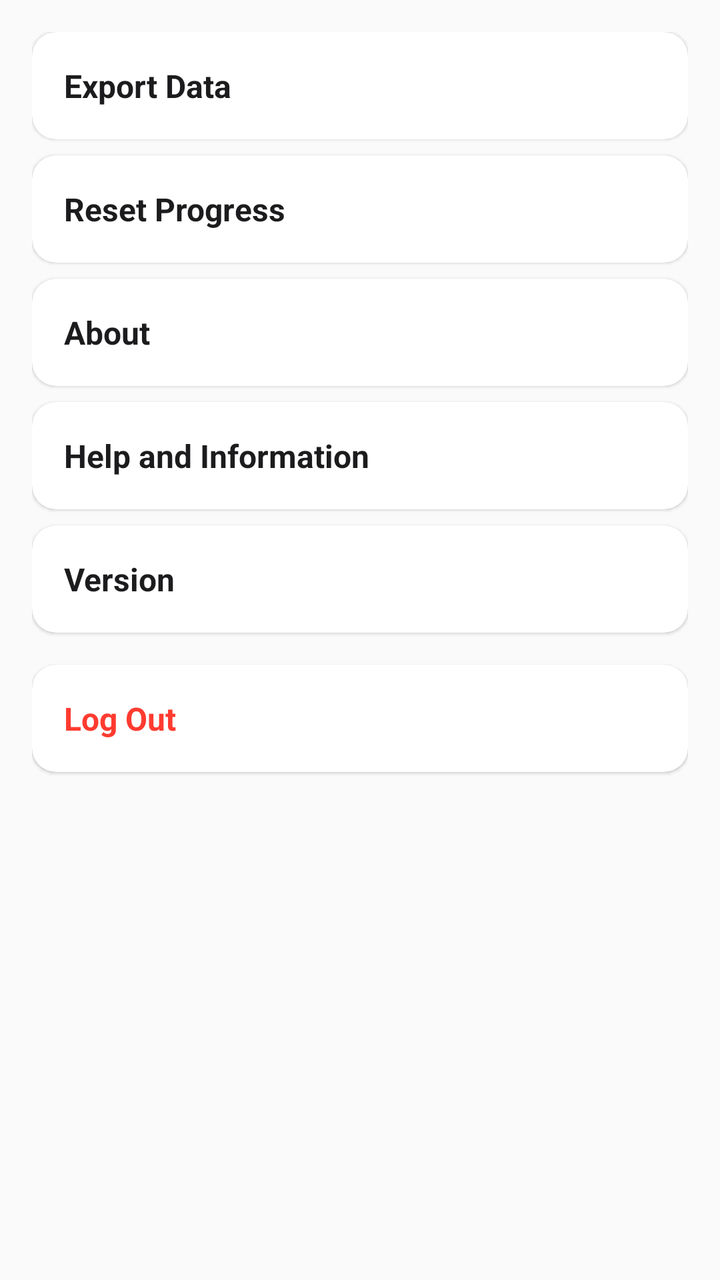
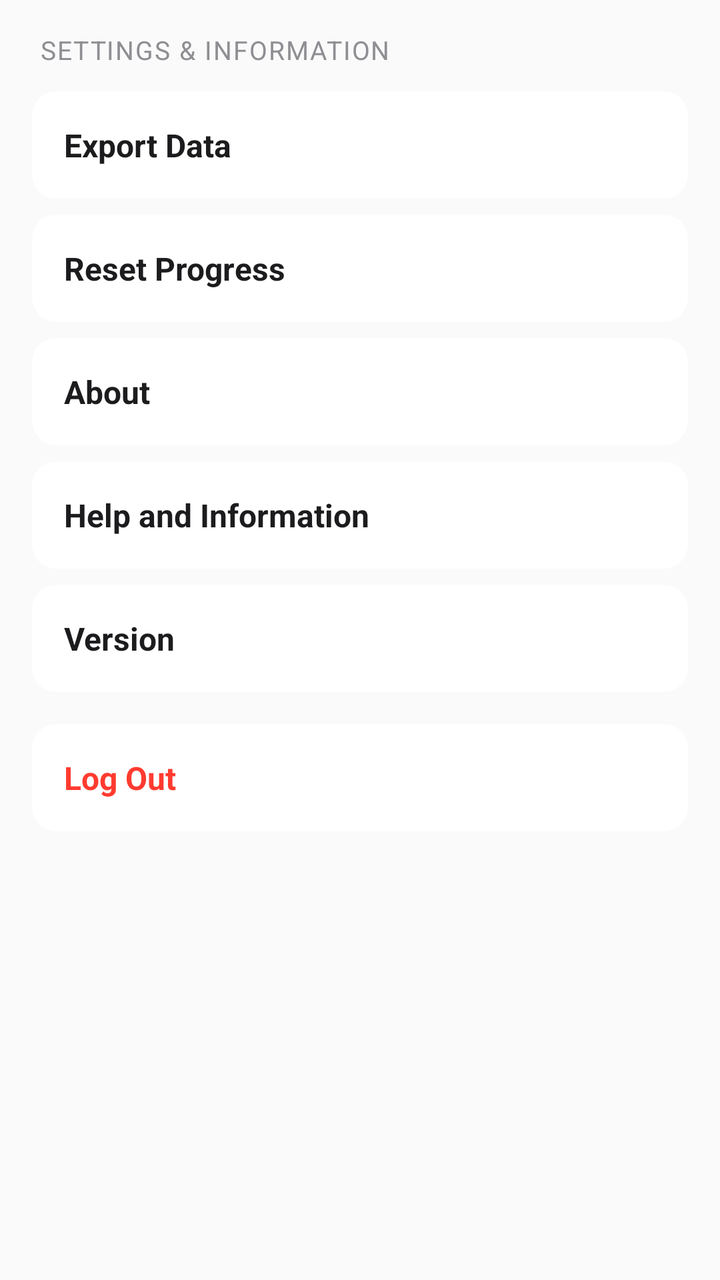

Compare the two renders of this Android layout. The source of the first and the diff that turns it into the second are given below.
<!-- AndroidManifest.xml: application theme Theme.HarmonieBudget -->
<!-- res/layout/fragment_more.xml -->
<?xml version="1.0" encoding="utf-8"?>
<androidx.core.widget.NestedScrollView
    xmlns:android="http://schemas.android.com/apk/res/android"
    xmlns:app="http://schemas.android.com/apk/res-auto"
    android:layout_width="match_parent"
    android:layout_height="match_parent"
    android:fillViewport="true"
    android:scrollbars="vertical"
    android:background="#FAFAFA">

    <LinearLayout
        android:layout_width="match_parent"
        android:layout_height="wrap_content"
        android:orientation="vertical"
        android:padding="16dp"
        android:paddingTop="24dp"
        android:paddingBottom="32dp">

        
        <com.google.android.material.card.MaterialCardView
            android:layout_width="match_parent"
            android:layout_height="wrap_content"
            android:layout_marginBottom="8dp"
            app:cardCornerRadius="12dp"
            app:cardElevation="1dp"
            app:cardBackgroundColor="#FFFFFF">

            <LinearLayout
                android:layout_width="match_parent"
                android:layout_height="wrap_content"
                android:orientation="vertical">

                <TextView
                    android:id="@+id/tv_export_title"
                    android:layout_width="match_parent"
                    android:layout_height="wrap_content"
                    android:text="@string/export_data_title"
                    android:padding="16dp"
                    android:textSize="16sp"
                    android:textStyle="bold"
                    android:textColor="#1C1C1E"
                    android:clickable="true"
                    android:focusable="true" />

                <LinearLayout
                    android:id="@+id/layout_export_content"
                    android:layout_width="match_parent"
                    android:layout_height="wrap_content"
                    android:orientation="vertical"
                    android:visibility="gone"
                    android:padding="16dp"
                    android:background="#F8F8F8">

                    <TextView
                        android:layout_width="match_parent"
                        android:layout_height="wrap_content"
                        android:text="@string/export_data_content"
                        android:textSize="14sp"
                        android:textColor="#8E8E93" />

                </LinearLayout>
            </LinearLayout>
        </com.google.android.material.card.MaterialCardView>

        
        <com.google.android.material.card.MaterialCardView
            android:layout_width="match_parent"
            android:layout_height="wrap_content"
            android:layout_marginBottom="8dp"
            app:cardCornerRadius="12dp"
            app:cardElevation="1dp"
            app:cardBackgroundColor="#FFFFFF">

            <LinearLayout
                android:layout_width="match_parent"
                android:layout_height="wrap_content"
                android:orientation="vertical">

                <TextView
                    android:id="@+id/tv_reset_title"
                    android:layout_width="match_parent"
                    android:layout_height="wrap_content"
                    android:text="@string/reset_progress_title"
                    android:padding="16dp"
                    android:textSize="16sp"
                    android:textStyle="bold"
                    android:textColor="#1C1C1E"
                    android:clickable="true"
                    android:focusable="true" />

                <LinearLayout
                    android:id="@+id/layout_reset_content"
                    android:layout_width="match_parent"
                    android:layout_height="wrap_content"
                    android:orientation="vertical"
                    android:visibility="gone"
                    android:padding="16dp"
                    android:background="#F8F8F8">

                    <TextView
                        android:layout_width="match_parent"
                        android:layout_height="wrap_content"
                        android:text="@string/reset_progress_content"
                        android:textSize="14sp"
                        android:textColor="#8E8E93" />

                </LinearLayout>
            </LinearLayout>
        </com.google.android.material.card.MaterialCardView>

        
        <com.google.android.material.card.MaterialCardView
            android:layout_width="match_parent"
            android:layout_height="wrap_content"
            android:layout_marginBottom="8dp"
            app:cardCornerRadius="12dp"
            app:cardElevation="1dp"
            app:cardBackgroundColor="#FFFFFF">

            <LinearLayout
                android:layout_width="match_parent"
                android:layout_height="wrap_content"
                android:orientation="vertical">

                <TextView
                    android:id="@+id/tv_about_title"
                    android:layout_width="match_parent"
                    android:layout_height="wrap_content"
                    android:text="@string/about_title"
                    android:padding="16dp"
                    android:textSize="16sp"
                    android:textStyle="bold"
                    android:textColor="#1C1C1E"
                    android:clickable="true"
                    android:focusable="true" />

                <LinearLayout
                    android:id="@+id/layout_about_content"
                    android:layout_width="match_parent"
                    android:layout_height="wrap_content"
                    android:orientation="vertical"
                    android:visibility="gone"
                    android:padding="16dp"
                    android:background="#F8F8F8">

                    <TextView
                        android:layout_width="match_parent"
                        android:layout_height="wrap_content"
                        android:text="@string/about_content"
                        android:textSize="14sp"
                        android:textColor="#8E8E93" />

                </LinearLayout>
            </LinearLayout>
        </com.google.android.material.card.MaterialCardView>

        
        <com.google.android.material.card.MaterialCardView
            android:layout_width="match_parent"
            android:layout_height="wrap_content"
            android:layout_marginBottom="8dp"
            app:cardCornerRadius="12dp"
            app:cardElevation="1dp"
            app:cardBackgroundColor="#FFFFFF">

            <LinearLayout
                android:layout_width="match_parent"
                android:layout_height="wrap_content"
                android:orientation="vertical">

                <TextView
                    android:id="@+id/tv_help_title"
                    android:layout_width="match_parent"
                    android:layout_height="wrap_content"
                    android:text="@string/help_and_info_title"
                    android:padding="16dp"
                    android:textSize="16sp"
                    android:textStyle="bold"
                    android:textColor="#1C1C1E"
                    android:clickable="true"
                    android:focusable="true" />

                <LinearLayout
                    android:id="@+id/layout_help_content"
                    android:layout_width="match_parent"
                    android:layout_height="wrap_content"
                    android:orientation="vertical"
                    android:visibility="gone"
                    android:padding="16dp"
                    android:background="#F8F8F8">

                    <TextView
                        android:layout_width="match_parent"
                        android:layout_height="wrap_content"
                        android:text="@string/help_and_info_content"
                        android:textSize="14sp"
                        android:textColor="#8E8E93" />

                </LinearLayout>
            </LinearLayout>
        </com.google.android.material.card.MaterialCardView>

        
        <com.google.android.material.card.MaterialCardView
            android:layout_width="match_parent"
            android:layout_height="wrap_content"
            android:layout_marginBottom="8dp"
            app:cardCornerRadius="12dp"
            app:cardElevation="1dp"
            app:cardBackgroundColor="#FFFFFF">

            <LinearLayout
                android:layout_width="match_parent"
                android:layout_height="wrap_content"
                android:orientation="vertical">

                <TextView
                    android:id="@+id/tv_version_title"
                    android:layout_width="match_parent"
                    android:layout_height="wrap_content"
                    android:text="@string/version_title"
                    android:padding="16dp"
                    android:textSize="16sp"
                    android:textStyle="bold"
                    android:textColor="#1C1C1E"
                    android:clickable="true"
                    android:focusable="true" />

                <LinearLayout
                    android:id="@+id/layout_version_content"
                    android:layout_width="match_parent"
                    android:layout_height="wrap_content"
                    android:orientation="vertical"
                    android:visibility="gone"
                    android:padding="16dp"
                    android:background="#F8F8F8">

                    <TextView
                        android:layout_width="match_parent"
                        android:layout_height="wrap_content"
                        android:text="@string/version_content"
                        android:textSize="14sp"
                        android:textColor="#8E8E93" />

                </LinearLayout>
            </LinearLayout>
        </com.google.android.material.card.MaterialCardView>

        
        <com.google.android.material.card.MaterialCardView
            android:layout_width="match_parent"
            android:layout_height="wrap_content"
            android:layout_marginTop="8dp"
            app:cardCornerRadius="12dp"
            app:cardElevation="1dp"
            app:cardBackgroundColor="#FFFFFF">

            <LinearLayout
                android:layout_width="match_parent"
                android:layout_height="wrap_content"
                android:orientation="vertical">

                <TextView
                    android:id="@+id/tv_log_out_title"
                    android:layout_width="match_parent"
                    android:layout_height="wrap_content"
                    android:text="@string/log_out_title"
                    android:padding="16dp"
                    android:textSize="16sp"
                    android:textStyle="bold"
                    android:textColor="#FF3B30"
                    android:clickable="true"
                    android:focusable="true" />

            </LinearLayout>
        </com.google.android.material.card.MaterialCardView>

    </LinearLayout>
</androidx.core.widget.NestedScrollView>
<!-- resources referenced by this layout -->
<resources>
  <string name="about_content">This is a personal budget tracker built for the OPSC6311 module.</string>
  <string name="about_title">About</string>
  <string name="export_data_content">Your data has been exported to the budget_data folder.</string>
  <string name="export_data_title">Export Data</string>
  <string name="help_and_info_content">How to use the app: log in, add expenses, set goals, view reports.</string>
  <string name="help_and_info_title">Help and Information</string>
  <string name="log_out_title">Log Out</string>
  <string name="reset_progress_content">All your progress has been reset.</string>
  <string name="reset_progress_title">Reset Progress</string>
  <string name="version_content">1.0.0</string>
  <string name="version_title">Version</string>
  <style name="Theme.HarmonieBudget" parent="Theme.MaterialComponents.DayNight.NoActionBar">
  
          
          <item name="colorPrimary">@color/purple_500</item>
  
          
          <item name="colorPrimaryVariant">@color/purple_700</item>
  
          
          <item name="colorSecondary">@color/teal_200</item>
  
          
          <item name="android:windowBackground">@color/white</item>
  
          
          <item name="android:textColor">@android:color/black</item>
  
      </style>
  <color name="purple_500">#FF6200EE</color>
  <color name="purple_700">#FF3700B3</color>
  <color name="teal_200">#FF03DAC5</color>
  <color name="white">#FFFFFFFF</color>
</resources>

<!-- the commit's change to res/layout/fragment_more.xml (unified diff, before → after) -->
@@ -17,12 +17,24 @@
         android:paddingBottom="32dp">
 
         
-        <com.google.android.material.card.MaterialCardView
-            android:layout_width="match_parent"
-            android:layout_height="wrap_content"
-            android:layout_marginBottom="8dp"
-            app:cardCornerRadius="12dp"
-            app:cardElevation="1dp"
+        <TextView
+            android:layout_width="wrap_content"
+            android:layout_height="wrap_content"
+            android:text="@string/settings_and_information"
+            android:textColor="#8E8E93"
+            android:textSize="13sp"
+            android:textAllCaps="true"
+            android:letterSpacing="0.05"
+            android:layout_marginStart="4dp"
+            android:layout_marginBottom="12dp" />
+
+        
+        <com.google.android.material.card.MaterialCardView
+            android:layout_width="match_parent"
+            android:layout_height="wrap_content"
+            android:layout_marginBottom="8dp"
+            app:cardCornerRadius="12dp"
+            app:cardElevation="0dp"
             app:cardBackgroundColor="#FFFFFF">
 
             <LinearLayout
@@ -68,7 +80,7 @@
             android:layout_height="wrap_content"
             android:layout_marginBottom="8dp"
             app:cardCornerRadius="12dp"
-            app:cardElevation="1dp"
+            app:cardElevation="0dp"
             app:cardBackgroundColor="#FFFFFF">
 
             <LinearLayout
@@ -114,7 +126,7 @@
             android:layout_height="wrap_content"
             android:layout_marginBottom="8dp"
             app:cardCornerRadius="12dp"
-            app:cardElevation="1dp"
+            app:cardElevation="0dp"
             app:cardBackgroundColor="#FFFFFF">
 
             <LinearLayout
@@ -160,7 +172,7 @@
             android:layout_height="wrap_content"
             android:layout_marginBottom="8dp"
             app:cardCornerRadius="12dp"
-            app:cardElevation="1dp"
+            app:cardElevation="0dp"
             app:cardBackgroundColor="#FFFFFF">
 
             <LinearLayout
@@ -206,7 +218,7 @@
             android:layout_height="wrap_content"
             android:layout_marginBottom="8dp"
             app:cardCornerRadius="12dp"
-            app:cardElevation="1dp"
+            app:cardElevation="0dp"
             app:cardBackgroundColor="#FFFFFF">
 
             <LinearLayout
@@ -252,7 +264,7 @@
             android:layout_height="wrap_content"
             android:layout_marginTop="8dp"
             app:cardCornerRadius="12dp"
-            app:cardElevation="1dp"
+            app:cardElevation="0dp"
             app:cardBackgroundColor="#FFFFFF">
 
             <LinearLayout
<!-- resource entries referenced after the edit -->
@@ -9,7 +9,8 @@
   <string name="log_out_title">Log Out</string>
   <string name="reset_progress_content">All your progress has been reset.</string>
   <string name="reset_progress_title">Reset Progress</string>
-  <string name="version_content">1.0.0</string>
+  <string name="settings_and_information">Settings &amp; Information</string>
+  <string name="version_content">Version 2.0.0</string>
   <string name="version_title">Version</string>
   <style name="Theme.HarmonieBudget" parent="Theme.MaterialComponents.DayNight.NoActionBar">
   
